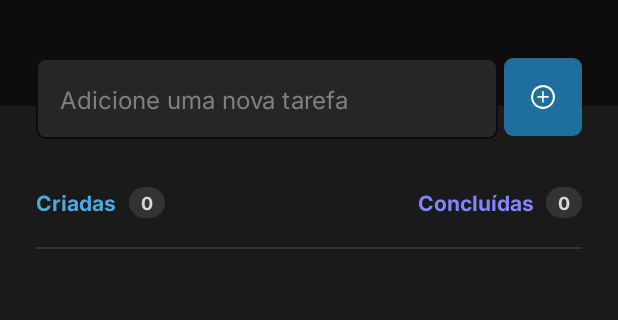
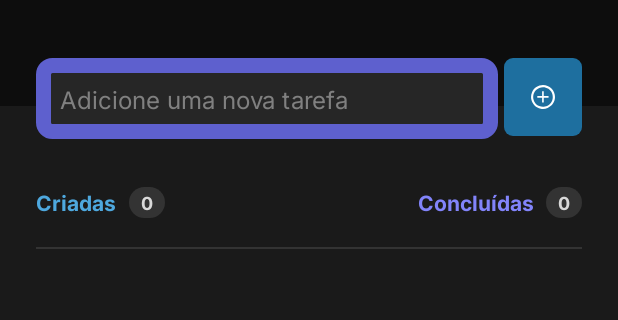
Before and after one commit to kassiosilva/todo-list-android, an Android app: the screen it shows after launch (MainActivity), after a tap on an icon or button, on a phone screen of 412 x 824 dp, the part 154-474 px from its top. Run offline under Robolectric (Android 15) with nearby library versions, the phone set to English and light mode, and no system bars.

```diff
--- a/app/src/main/java/com/example/todolist/MainActivity.kt
+++ b/app/src/main/java/com/example/todolist/MainActivity.kt
@@ -2,6 +2,8 @@ package com.example.todolist
 
 import android.content.Context
 import android.graphics.Paint
+import android.graphics.drawable.GradientDrawable
+import android.graphics.drawable.ShapeDrawable
 import androidx.appcompat.app.AppCompatActivity
 import android.os.Bundle
 import android.util.Log
@@ -41,7 +43,10 @@ class MainActivity : AppCompatActivity(), View.OnClickListener {
 
     private fun listeners() {
         binding.imageButtonAdd.setOnClickListener(this)
-        binding.editNewTask.setOnEditorActionListener { _, actionId, _ ->
+
+        val editNewTask = binding.editNewTask
+
+        editNewTask.setOnEditorActionListener { _, actionId, _ ->
             return@setOnEditorActionListener when (actionId) {
                 EditorInfo.IME_ACTION_DONE -> {
                     handleAddTask()
@@ -67,7 +72,8 @@ class MainActivity : AppCompatActivity(), View.OnClickListener {
     }
 
     private fun handleAddTask() {
-        val description = binding.editNewTask.text.toString()
+        val editNewTask = binding.editNewTask
+        val description = editNewTask.text.toString()
 
         if (description.isEmpty()) {
             Toast.makeText(this, "Preencha o campo", Toast.LENGTH_SHORT).show()
@@ -79,11 +85,12 @@ class MainActivity : AppCompatActivity(), View.OnClickListener {
         tasks.add(task)
         adapter.notifyDataSetChanged()
 
-        binding.editNewTask.text.clear()
-        binding.textTasksCreatedValue.text = tasks.size.toString()
-
         val keyboardService = getSystemService(Context.INPUT_METHOD_SERVICE) as InputMethodManager
         keyboardService.hideSoftInputFromWindow(currentFocus?.windowToken, 0)
+
+        editNewTask.text.clear()
+        editNewTask.clearFocus()
+        binding.textTasksCreatedValue.text = tasks.size.toString()
     }
 
     private fun handleRemove(item: TaskBinding, position: Int) {
@@ -109,8 +116,6 @@ class MainActivity : AppCompatActivity(), View.OnClickListener {
 
         val backgroundDrawable = ContextCompat.getDrawable(this, R.drawable.task_item_container)
         backgroundDrawable?.mutate()
-
-        Log.i("Teste", "Tasks edit: $tasks")
 
         if (checkBox.isChecked) {
             backgroundDrawable?.setTint(ContextCompat.getColor(this, R.color.gray_500))
--- a/app/src/main/res/drawable/rounded_corner_edit.xml
+++ b/app/src/main/res/drawable/rounded_corner_edit.xml
@@ -1,7 +1,7 @@
 <?xml version="1.0" encoding="utf-8"?>
-<shape
-    xmlns:android="http://schemas.android.com/apk/res/android"
-    android:shape="rectangle">
+<selector xmlns:android="http://schemas.android.com/apk/res/android">
+    <item android:state_focused="false">
+        <shape android:shape="rectangle">
 
             <corners android:radius="6dp" />
 
@@ -12,3 +12,18 @@
             <solid android:color="@color/gray_500" />
 
         </shape>
+    </item>
+
+    <item android:state_focused="true">
+        <shape android:shape="rectangle">
+
+            <corners android:radius="6dp" />
+
+            <!-- This is the border color -->
+            <stroke android:width="10dp" android:color="@color/purple_dark" />
+
+            <!--- This is the background color -->
+            <solid android:color="@color/gray_500" />
+        </shape>
+    </item>
+</selector>
```
Lines whose indentation alone changed are shown as unchanged.
